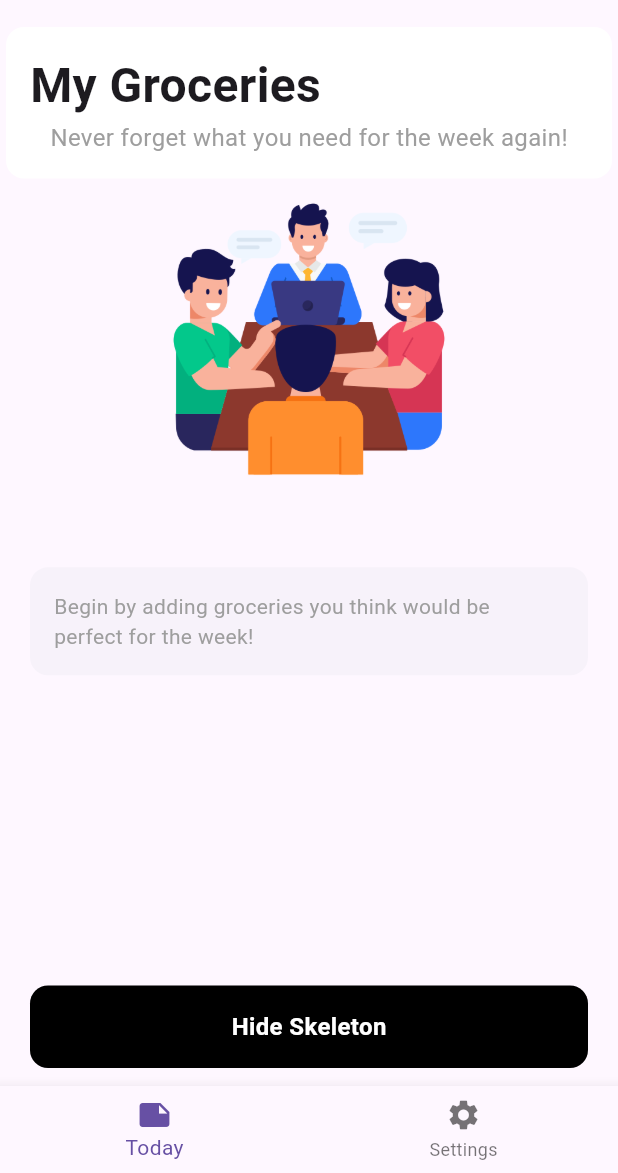
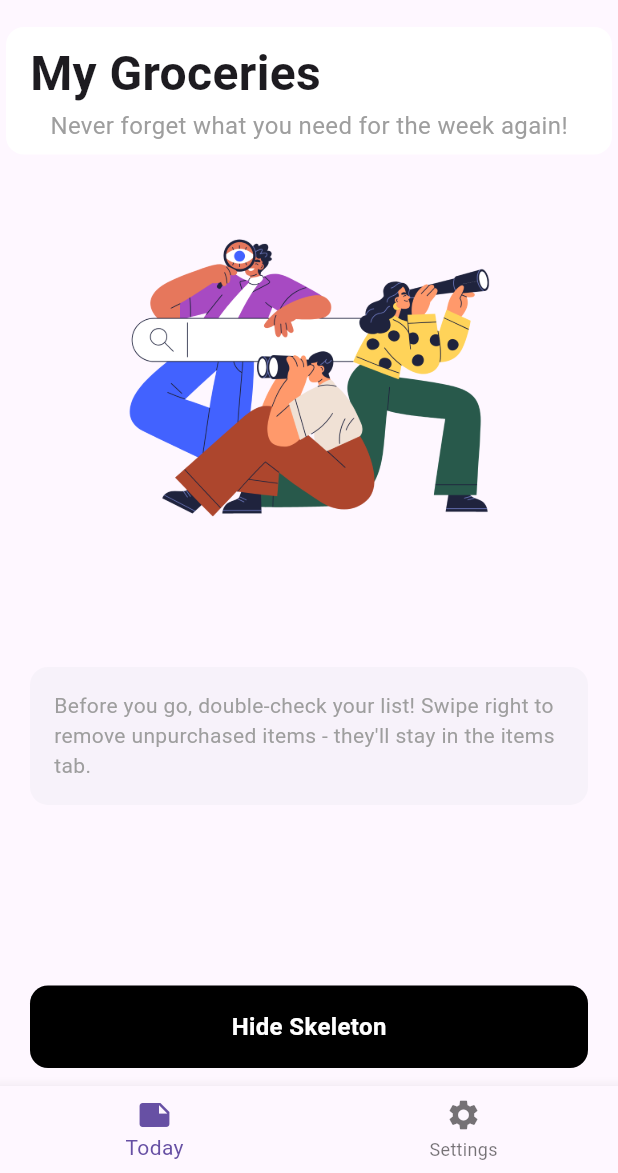
Before and after one commit to hvaandres/starving_flutter, a Flutter app: the SkeletonDynamicContainerScreen screen opened directly, on a phone screen of 412 x 824 dp, the part 63-1236 px from its top. Run offline on Flutter 3.47's test engine with Material 3 defaults, Android fonts, the phone set to English and light mode, and no system bars; our stand-ins replace flutter_dotenv.

Commit message:
[CBo] Update widgets

```diff
--- a/lib/shared/examples/screens/skeleton_dynamic_container_screen.dart
+++ b/lib/shared/examples/screens/skeleton_dynamic_container_screen.dart
@@ -23,6 +23,7 @@ class _SkeletonDynamicContainerScreenState extends State<SkeletonDynamicContaine
       ),
       body: SkeletonDynamicContainer(
         isVisibleSkeleton: isSkeletonVisible,
+        descriptionText: 'Before you go, double-check your list! Swipe right to remove unpurchased items - they\'ll stay in the items tab.',
         topWidget: ParagraphCard(
           title: 'My Groceries',
           description: 'Never forget what you need for the week again!',
--- a/lib/shared/widget/paragraph_card.dart
+++ b/lib/shared/widget/paragraph_card.dart
@@ -4,7 +4,16 @@ class ParagraphCard extends StatelessWidget {
   final String? title;
   final String? description;
 
-  const ParagraphCard({super.key, this.title, this.description});
+  final double verticalPadding;
+  final double horizontalPadding;
+
+  const ParagraphCard({
+    super.key,
+    this.title,
+    this.description,
+    this.verticalPadding = 8,
+    this.horizontalPadding = 16,
+  });
 
   @override
   Widget build(BuildContext context) {
@@ -12,26 +21,22 @@ class ParagraphCard extends StatelessWidget {
       color: Colors.white,
       elevation: 0,
       child: Padding(
-        padding: const EdgeInsets.all(16),
+        padding: EdgeInsets.symmetric(
+          vertical: verticalPadding,
+          horizontal: horizontalPadding
+        ),
         child: Column(
           children: [
             Align(
               alignment: Alignment.centerLeft,
               child: Text(
                 title ?? 'Daily Reminders',
-                style: TextStyle(
-                  fontSize: 32,
-                  fontWeight: FontWeight.bold,
-                ),
+                style: TextStyle(fontSize: 32, fontWeight: FontWeight.bold),
               ),
             ),
             Text(
-              description ??
-                  'Set up gentle daily reminders to make sure you don\'t forget to purchase any of your groceries.',
-              style: TextStyle(
-                color: Colors.grey,
-                fontSize: 16,
-              ),
+              description ?? '',
+              style: TextStyle(color: Colors.grey, fontSize: 16),
             ),
           ],
         ),
--- a/lib/shared/widget/skeleton_dynamic_container.dart
+++ b/lib/shared/widget/skeleton_dynamic_container.dart
@@ -7,9 +7,12 @@ class SkeletonDynamicContainer extends StatelessWidget {
   final Widget? middleWidget;
   final Widget? bottomWidget;
 
+  final String descriptionText;
+
   const SkeletonDynamicContainer({
     super.key,
     required this.isVisibleSkeleton,
+    required this.descriptionText,
     this.topWidget,
     this.middleWidget,
     this.bottomWidget,
@@ -17,7 +20,6 @@ class SkeletonDynamicContainer extends StatelessWidget {
 
   @override
   Widget build(BuildContext context) {
-
     final mediaQuery = MediaQuery.of(context);
     final size = mediaQuery.size;
 
@@ -28,24 +30,20 @@ class SkeletonDynamicContainer extends StatelessWidget {
         (!isVisibleSkeleton && middleWidget != null)
             ? Expanded(child: middleWidget!)
             : Expanded(
-
               child: Column(
                 children: [
                   SizedBox(
-                    height: size.height * 0.25,
+                    height: size.height * 0.35,
                     child: Image(
-                      image: AssetImage('assets/images/img_meet.png'),
+                      image: AssetImage('assets/images/today_screen_resource.png'),
                     ),
                   ),
-                  SizedBox(
-                    height: size.height * 0.05,
+                  SizedBox(height: size.height * 0.05),
+                  DynamicCard(
+                    description: descriptionText,
                   ),
-                  DynamicCard(
-                    description: 'Begin by adding groceries you think would be perfect for the week!',
-                  )
                 ],
               ),
-
             ),
 
         if (bottomWidget != null) bottomWidget!,
```
Also changed, not shown: assets/images/img_meet.png (deleted), assets/images/today_screen_resource.png (added).
